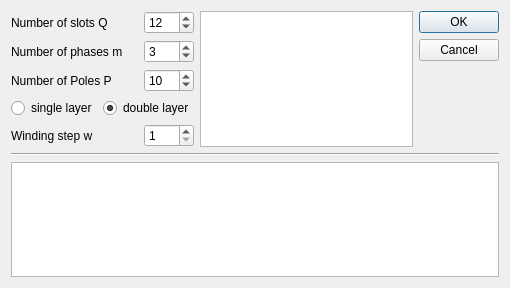
This is swat_em/ui/GenWinding2.ui in mjfwest/swat-em as Qt 5 draws it before an edit. The edited form follows.
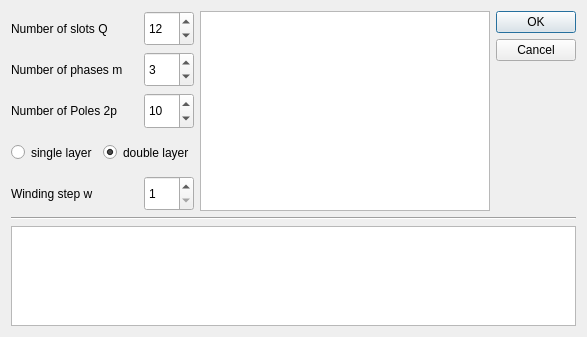
This is the edited form. Icons and pictures are not drawn.

Commit message: - Number of poles: '2p' instead of 'P'

The edit to the form file:
```diff
--- a/swat_em/ui/GenWinding2.ui
+++ b/swat_em/ui/GenWinding2.ui
@@ -6,8 +6,8 @@
    <rect>
     <x>0</x>
     <y>0</y>
-    <width>510</width>
-    <height>288</height>
+    <width>587</width>
+    <height>335</height>
    </rect>
   </property>
   <property name="windowTitle">
@@ -93,7 +93,7 @@
          <item>
           <widget class="QLabel" name="label">
            <property name="text">
-            <string>Number of Poles P</string>
+            <string>Number of Poles 2p</string>
            </property>
           </widget>
          </item>
@@ -209,7 +209,7 @@
        <property name="minimumSize">
         <size>
          <width>180</width>
-         <height>50</height>
+         <height>200</height>
         </size>
        </property>
       </widget>
```
The commit also changes 2 other files.
